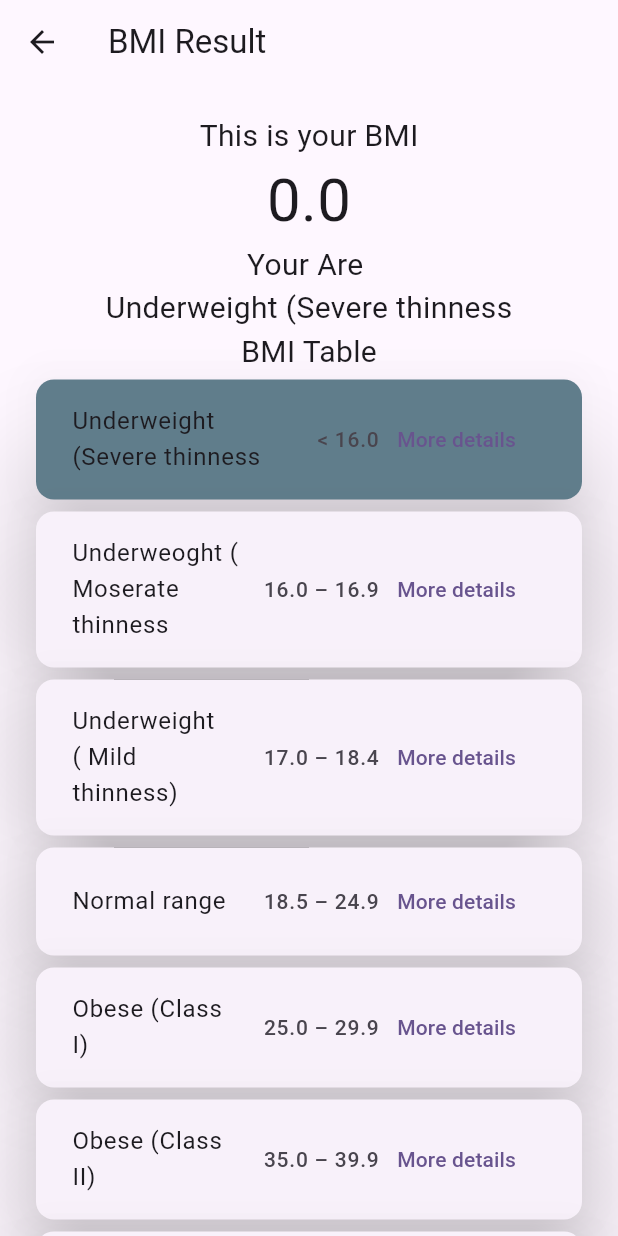
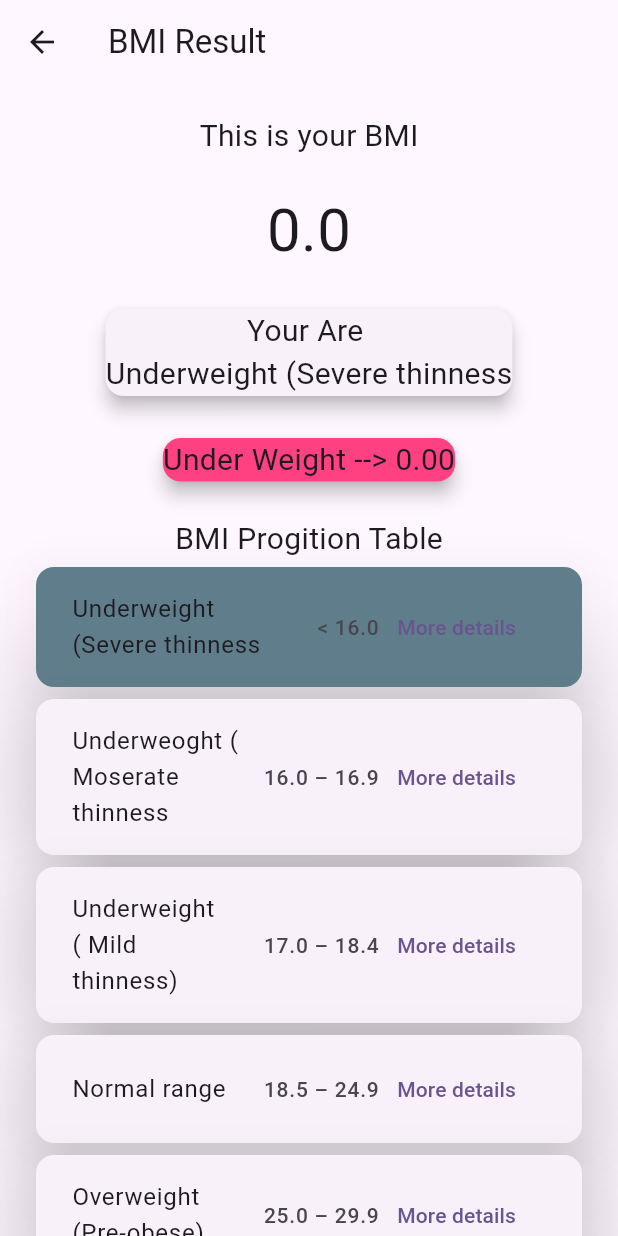
Before and after one commit to mostafijur-devs/BMI-Calculator, a Flutter app: the BmiResult screen opened directly with empty values, on a phone screen of 412 x 824 dp. Run offline on Flutter 3.47's test engine with Material 3 defaults, Android fonts, the phone set to English and light mode, and no system bars.

Commit message:
Show under or over weight

```diff
--- a/lib/bmi_result.dart
+++ b/lib/bmi_result.dart
@@ -2,9 +2,11 @@ import 'package:bmi_calculator/bmi_deatils.dart';
 import 'package:flutter/material.dart';
 
 class BmiResult extends StatelessWidget {
-  const BmiResult({super.key, required this.bmi});
+  const BmiResult({super.key, required this.bmi,required this.weight,required this.height});
 
   final double bmi;
+  final double weight ;
+  final double height;
   String  bmiStatus(){
     if(bmi <16) return underWeightSever;
     if(bmi >= 16.0 && bmi <= 16.9) return underWeightModerate;
@@ -21,6 +23,19 @@ Color? textTile (String stutas){
     return null;
 }
 
+  showBmi( ){
+    if( bmi > 25){
+      final overweight = weight- (25*height*height);
+      return 'Over Weight --> ${overweight.toStringAsFixed(2)}';
+    }
+   else if( bmi < 18.5){
+      final underweight =  (18.5*height*height) -weight;
+      return 'Under Weight --> ${underweight.toStringAsFixed(2)}';
+    }
+   return 'normal';
+  }
+
+
   @override
   Widget build(BuildContext context) {
     return Scaffold(
@@ -35,14 +50,26 @@ Color? textTile (String stutas){
             children: [
 
               Text('This is your BMI',style: TextStyle(fontSize: 20),),
+              SizedBox(height: 20,),
 
               Text('${bmi.toStringAsFixed(1)}',style: TextStyle(fontSize: 40),),
+              SizedBox(height: 20,),
 
-              Text('Your Are ',style: TextStyle(fontSize: 20),),
+              Card(elevation:5,
+                child: Column(
+                children: [
+                  Text('Your Are ',style: TextStyle(fontSize: 20),),
+                  Text(bmiStatus(),style: TextStyle(fontSize: 20),),
+                ],
+              ),),
+              SizedBox(height: 20,),
 
-              Text(bmiStatus(),style: TextStyle(fontSize: 20),),
+              Card(color: Colors.pinkAccent,elevation:5,child: Text(showBmi(), style: TextStyle(fontSize: 20),)),
+              SizedBox(height: 20,),
 
-              Text('BMI Table', style: TextStyle(fontSize: 20),),
+
+
+              Text('BMI Progition Table', style: TextStyle(fontSize: 20),),
 
               Column(
                 children: [
@@ -83,8 +110,8 @@ final bmiStatusMap = {
   'Underweoght ( Moserate thinness' : '16.0 – 16.9',
   'Underweight ( Mild thinness)' : '17.0 – 18.4',
   'Normal range' : '18.5 – 24.9',
-  'Obese (Class I)' : '25.0 – 29.9',
-  'Obese (Class II)' : '30.0 – 34.9',
+   overWeight : '25.0 – 29.9',
+  'Obese (Class I)' : '30.0 – 34.9',
   'Obese (Class II)' :	'35.0 – 39.9',
   obese3 : '≥ 40.0',
 };
```
Also changed, not shown: lib/bmi_calculator.dart (+19 -4 lines).
